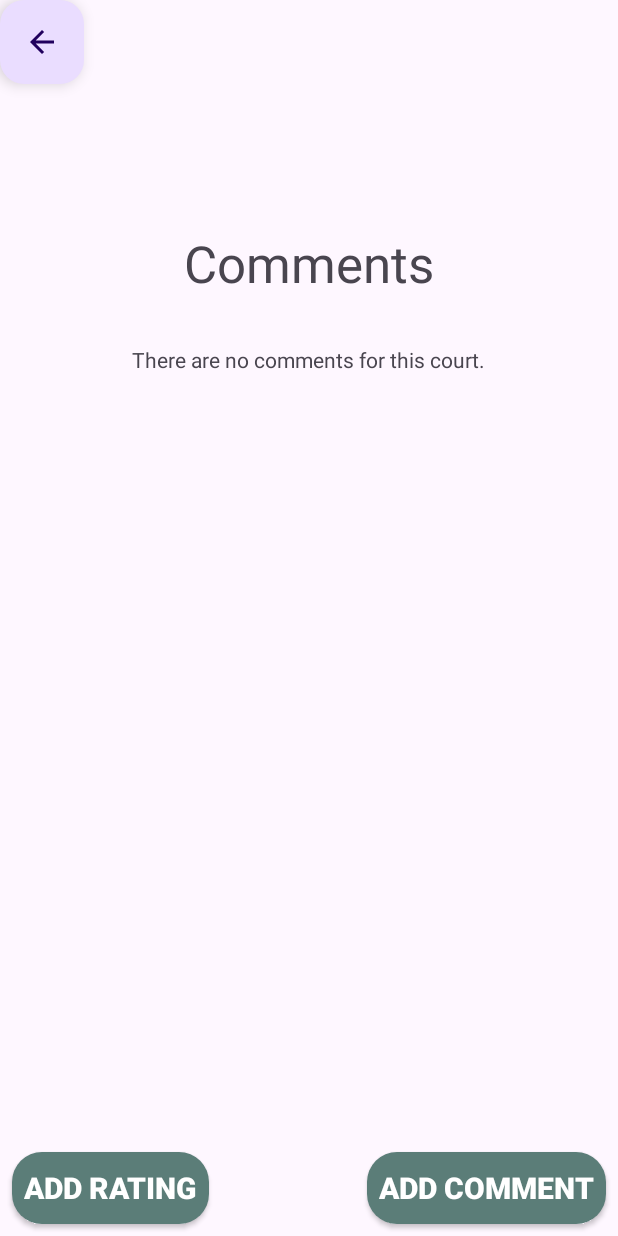
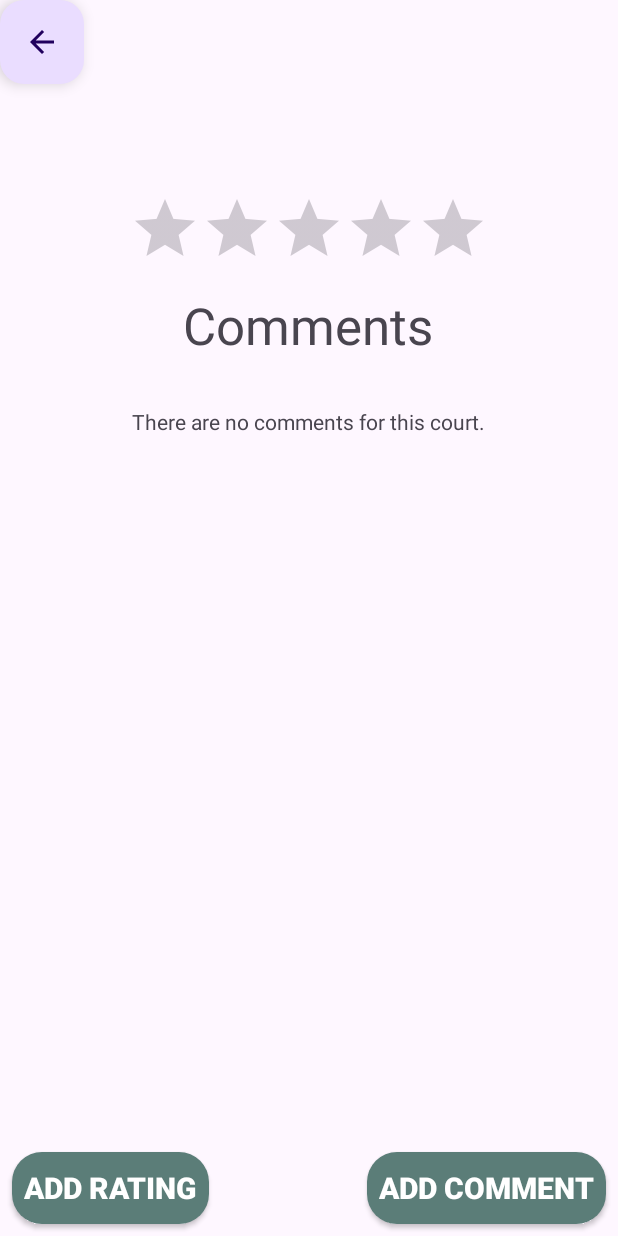
Before and after one commit to kusshsatija/Public-Tennis-Court-Availability-Tracker, an Android app: the ReadComments screen opened directly, with no data from a screen before it, on a phone screen of 412 x 824 dp. Run offline under Robolectric (Android 15) with nearby library versions, the phone set to English and light mode, and no system bars; our stand-ins replace Room's generated code.

Commit message:
added average rating for court

```diff
--- a/app/src/main/java/com/example/publictenniscourtavailabilitytracker/RatingDao.java
+++ b/app/src/main/java/com/example/publictenniscourtavailabilitytracker/RatingDao.java
@@ -11,6 +11,9 @@ public interface RatingDao {
     @Query("SELECT * FROM rating WHERE user_id = :userId AND court_name = :court")
     Rating findByUserIdAndCourt(String userId, String court);
 
+    @Query("SELECT AVG(rating) FROM rating WHERE court_name = :court")
+    Float getAvgByCourt(String court);
+
     @Insert
     void insert(Rating rating);
 
--- a/app/src/main/java/com/example/publictenniscourtavailabilitytracker/ReadComments.java
+++ b/app/src/main/java/com/example/publictenniscourtavailabilitytracker/ReadComments.java
@@ -90,6 +90,14 @@ public class ReadComments extends AppCompatActivity {
             commentButton.setText(R.string.edit_comment);
         }
 
+        Float avgRating = ratingDao.getAvgByCourt(courtName);
+        RatingBar ratingBar = findViewById(R.id.ratingBar2);
+        if (avgRating==null){
+            ratingBar.setRating(0);
+        }else {
+            ratingBar.setRating(avgRating);
+        }
+
     }
 
     public void addRatingDialog(View v) {
--- a/app/src/main/res/layout/activity_read_comments.xml
+++ b/app/src/main/res/layout/activity_read_comments.xml
@@ -22,12 +22,13 @@
         android:id="@+id/courtCommentHeader"
         android:layout_width="wrap_content"
         android:layout_height="wrap_content"
-        android:layout_marginTop="32dp"
+        android:layout_marginTop="8dp"
         android:text="@string/comments"
         android:textSize="34sp"
         app:layout_constraintEnd_toEndOf="parent"
+        app:layout_constraintHorizontal_bias="0.497"
         app:layout_constraintStart_toStartOf="parent"
-        app:layout_constraintTop_toBottomOf="@+id/courtNameText" />
+        app:layout_constraintTop_toBottomOf="@+id/ratingBar2" />
 
     <androidx.recyclerview.widget.RecyclerView
         android:id="@+id/commentsView"
@@ -41,7 +42,7 @@
         app:layout_constraintBottom_toTopOf="@+id/addCommentButton"
         app:layout_constraintEnd_toEndOf="parent"
         app:layout_constraintStart_toStartOf="parent"
-        app:layout_constraintTop_toBottomOf="@+id/courtCommentHeader"/>
+        app:layout_constraintTop_toBottomOf="@+id/courtCommentHeader" />
 
     <TextView
         android:id="@+id/noCommentsText"
@@ -57,6 +58,7 @@
 
     <androidx.appcompat.widget.AppCompatButton
         android:id="@+id/addRatingButton"
+        style="@style/button"
         android:layout_width="wrap_content"
         android:layout_height="wrap_content"
         android:layout_marginStart="32dp"
@@ -64,12 +66,12 @@
         android:onClick="addCommentPage"
         android:text="@string/add_rating"
         app:layout_constraintBottom_toBottomOf="parent"
-        app:layout_constraintStart_toStartOf="parent"
-        style="@style/button"/>
+        app:layout_constraintStart_toStartOf="parent" />
 
 
     <androidx.appcompat.widget.AppCompatButton
         android:id="@+id/addCommentButton"
+        style="@style/button"
         android:layout_width="wrap_content"
         android:layout_height="wrap_content"
         android:layout_marginEnd="32dp"
@@ -77,8 +79,7 @@
         android:onClick="addCommentPage"
         android:text="@string/add_comment"
         app:layout_constraintBottom_toBottomOf="parent"
-        app:layout_constraintEnd_toEndOf="parent"
-        style="@style/button"/>
+        app:layout_constraintEnd_toEndOf="parent" />
 
     <com.google.android.material.floatingactionbutton.FloatingActionButton
         android:id="@+id/floatingActionButton3"
@@ -91,4 +92,14 @@
         app:layout_constraintTop_toTopOf="parent"
         app:srcCompat="?attr/actionModeCloseDrawable" />
 
+    <RatingBar
+        android:id="@+id/ratingBar2"
+        android:layout_width="wrap_content"
+        android:layout_height="wrap_content"
+        android:layout_marginTop="8dp"
+        android:numStars="5"
+        app:layout_constraintEnd_toEndOf="parent"
+        app:layout_constraintStart_toStartOf="parent"
+        app:layout_constraintTop_toBottomOf="@+id/courtNameText" />
+
 </androidx.constraintlayout.widget.ConstraintLayout>
```
